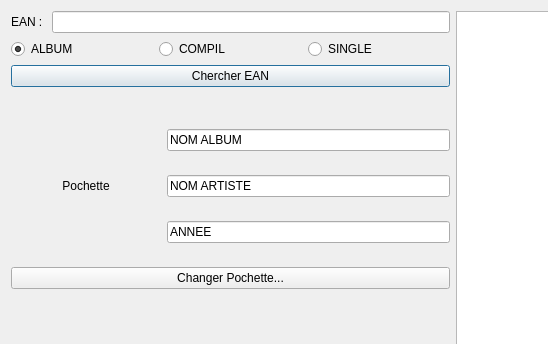
This is projet-musique/core/dialogajouterphys.ui in toopoormaghell/projet-musique as Qt 5 draws it before an edit; both pictures show x 0 to 548 and y 0 to 344 of the 1001 by 629 pixel window. The edited form follows.
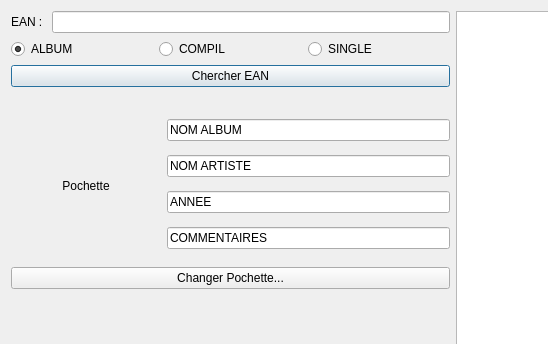
This is the edited form.

Commit message: core: [Refact] Replace combo box by line edit in completer of table model

Diff of the .ui file:
```diff
--- a/projet-musique/core/dialogajouterphys.ui
+++ b/projet-musique/core/dialogajouterphys.ui
@@ -135,6 +135,13 @@
            </property>
           </widget>
          </item>
+         <item>
+          <widget class="QLineEdit" name="Commentaires">
+           <property name="text">
+            <string>COMMENTAIRES</string>
+           </property>
+          </widget>
+         </item>
         </layout>
        </item>
       </layout>
```
The commit also changes 1 other file.
